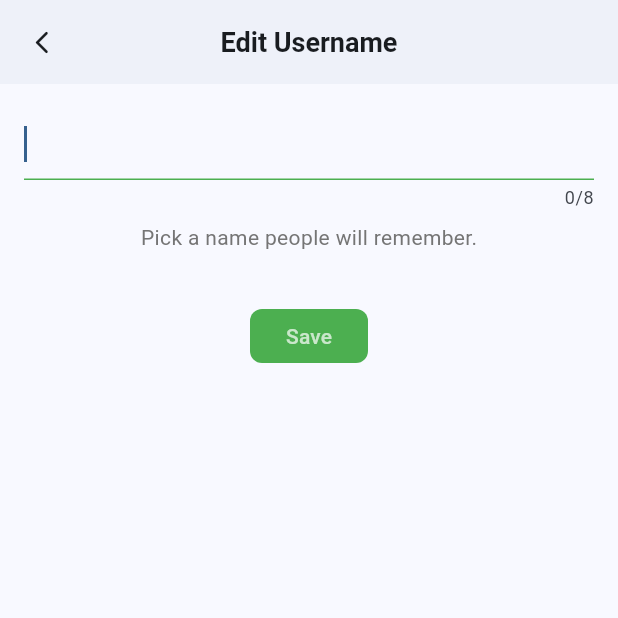
After one commit to mrtew/wesell, a Flutter app: the EditUsernameScreen screen opened by its route, on a phone screen of 412 x 824 dp, the top half of it. The commit adds this screen. Run offline on Flutter 3.47's test engine with Material 3 defaults, Android fonts, the phone set to English and light mode, and no system bars; our stand-ins replace cloud_firestore, firebase_auth, firebase_core, flutter_riverpod, go_router; accounts and stored records are empty; network calls fail.

Commit message:
feat: edit username

```diff
--- a/lib/providers/user_provider.dart
+++ b/lib/providers/user_provider.dart
@@ -1,5 +1,5 @@
 import 'package:flutter_riverpod/flutter_riverpod.dart';
-import '../models/user_model.dart';
+// import 'package:wesell/models/user_model.dart';
 import '../controllers/user_controller.dart';
 import 'auth_provider.dart';
 
@@ -9,7 +9,8 @@ final userControllerProvider = Provider<UserController>((ref) {
 });
 
 // Provider for the current user data
-final currentUserProvider = FutureProvider<UserModel?>((ref) async {
+// final currentUserProvider = FutureProvider<UserModel?>((ref) async {
+final currentUserProvider = FutureProvider.autoDispose<dynamic>((ref) async {
   final authState = ref.watch(authUserProvider);
   final userController = ref.watch(userControllerProvider);
 
--- a/lib/routes/app_router.dart
+++ b/lib/routes/app_router.dart
@@ -5,6 +5,7 @@ import '../views/auth/login_screen.dart';
 import '../views/home/home_screen.dart';
 import '../views/item/item_screen.dart';
 import '../views/chat/chat_screen.dart';
+import '../views/me/edit_username.dart';
 import '../views/me/me_screen.dart';
 import '../providers/auth_provider.dart';
 import '../providers/navigation_provider.dart';
@@ -99,6 +100,13 @@ final routerProvider = Provider<GoRouter>((ref) {
         },
       ),
       GoRoute(
+        path: '/edit_username',
+        name: 'edit_username',
+        pageBuilder: (context, state) {
+          return MaterialPage(child: const EditUsernameScreen());
+        },
+      ),
+      GoRoute(
         path: '/setting',
         name: 'setting',
         pageBuilder: (context, state) {
--- /dev/null
+++ b/lib/views/me/edit_username.dart
@@ -0,0 +1,161 @@
+import 'package:flutter/material.dart';
+import 'package:flutter_riverpod/flutter_riverpod.dart';
+import 'package:go_router/go_router.dart';
+import '../../providers/user_provider.dart';
+// import '../../controllers/user_controller.dart';
+import 'package:cloud_firestore/cloud_firestore.dart';
+
+import '../../widgets/app_bar_widget.dart';
+
+class EditUsernameScreen extends ConsumerStatefulWidget {
+  const EditUsernameScreen({super.key});
+
+  @override
+  ConsumerState<EditUsernameScreen> createState() => _EditUsernameScreenState();
+}
+
+class _EditUsernameScreenState extends ConsumerState<EditUsernameScreen> {
+  late TextEditingController _usernameController;
+  bool _isValid = false;
+  bool _isLoading = false;
+
+  @override
+  void initState() {
+    super.initState();
+    _usernameController = TextEditingController();
+    _usernameController.addListener(_validateUsername);
+
+    // Initialize with current username
+    Future.microtask(() {
+      final userState = ref.read(currentUserProvider);
+      userState.whenData((user) {
+        if (user != null) {
+          _usernameController.text = user.username;
+          _validateUsername();
+        }
+      });
+    });
+  }
+
+  @override
+  void dispose() {
+    _usernameController.dispose();
+    super.dispose();
+  }
+
+  void _validateUsername() {
+    final username = _usernameController.text;
+    setState(() {
+      _isValid = username.isNotEmpty && username.length <= 8;
+    });
+  }
+
+  Future<void> _saveUsername() async {
+    if (!_isValid) return;
+
+    setState(() {
+      _isLoading = true;
+    });
+
+    try {
+      final userState = ref.read(currentUserProvider);
+
+      userState.whenData((user) async {
+        if (user != null) {
+          final userController = ref.read(userControllerProvider);
+          final updatedUser = user.copyWith(
+            username: _usernameController.text,
+            updatedAt: Timestamp.now(),
+          );
+
+          await userController.updateUser(updatedUser);
+
+          // Refresh user data
+          await Future.microtask(() => ref.refresh(currentUserProvider));
+          await Future.delayed(Duration(seconds: 1));
+          if (mounted) {
+            // Go back to previous screen
+            context.pop();
+          }
+        }
+      });
+    } catch (error) {
+      // ScaffoldMessenger.of(context).showSnackBar(
+      //   SnackBar(content: Text('Error saving username: $error')),
+      // );
+    } finally {
+      if (mounted) {
+        setState(() {
+          _isLoading = false;
+        });
+      }
+    }
+  }
+
+  @override
+  Widget build(BuildContext context) {
+    return Scaffold(
+      appBar: const AppBarWidget(
+        title: 'Edit Username',
+        showBackButton: true,
+      ),
+      body: Padding(
+        padding: const EdgeInsets.all(16.0),
+        child: Column(
+          // crossAxisAlignment: CrossAxisAlignment.start,
+          children: [
+            TextField(
+              controller: _usernameController,
+              decoration: InputDecoration(
+                // hintText: 'Enter a username...',
+                border: const UnderlineInputBorder(),
+                focusedBorder: const UnderlineInputBorder(
+                  borderSide: BorderSide(color: Colors.green),
+                ),
+                errorText: _usernameController.text.isNotEmpty && !_isValid
+                    ? 'Username must be 1-8 characters'
+                    : null,
+              ),
+              maxLength: 8,
+              style: const TextStyle(fontSize: 16),
+              autofocus: true,
+            ),
+            const SizedBox(height: 8),
+            Text(
+              'Pick a name people will remember.',
+              style: TextStyle(
+                color: Colors.grey[600],
+                fontSize: 14,
+              ),
+            ),
+            const SizedBox(height: 32),
+            ElevatedButton(
+              onPressed: _isValid && !_isLoading ? _saveUsername : null,
+              style: ElevatedButton.styleFrom(
+                backgroundColor: Colors.green,
+                foregroundColor: Colors.white,
+                disabledBackgroundColor: Colors.green,
+                disabledForegroundColor: Colors.white70,
+                shape: RoundedRectangleBorder(
+                  borderRadius: BorderRadius.circular(8),
+                ),
+                minimumSize: const Size(60, 36),
+                // padding: const EdgeInsets.symmetric(horizontal: 16),
+              ),
+              child: _isLoading
+                ? const SizedBox(
+                    width: 16,
+                    height: 16,
+                    child: CircularProgressIndicator(
+                      color: Colors.white,
+                      strokeWidth: 2,
+                    ),
+                  )
+                : const Text('Save'),
+            ),
+          ],
+        ),
+      ),
+    );
+  }
+}
--- a/lib/views/me/profile_screen.dart
+++ b/lib/views/me/profile_screen.dart
@@ -1,8 +1,8 @@
 import 'package:flutter/material.dart';
 import 'package:flutter_riverpod/flutter_riverpod.dart';
+import 'package:go_router/go_router.dart';
 import '../../widgets/app_bar_widget.dart';
 import '../../providers/user_provider.dart';
-import '../../models/user_model.dart';
 
 class ProfileScreen extends ConsumerStatefulWidget {
   const ProfileScreen({super.key});
@@ -16,15 +16,8 @@ class _ProfileScreenState extends ConsumerState<ProfileScreen> {
   @override
   void initState() {
     super.initState();
-    // ref.watch(currentUserProvider);
-    // Add any initialization logic here
+    // Future.microtask(() => ref.refresh(currentUserProvider));
   }
-  // provider
-  // edit photo
-  // edit name
-  // address
-  // phone
-  // identity
 
   @override
   Widget build(BuildContext context) {
@@ -37,10 +30,6 @@ class _ProfileScreenState extends ConsumerState<ProfileScreen> {
         loading: () => const Center(child: CircularProgressIndicator()),
         error: (error, stackTrace) => Center(child: Text('Error: $error')),
         data: (user) {
-          // Default values if user or specific fields are null
-          final String username = user?.username ?? '';
-          final String avatar = user?.avatar ?? 'assets/images/default_avatar_1024x1024.png';
-
           return SingleChildScrollView(
             child: Column(
               children: [
@@ -60,9 +49,9 @@ class _ProfileScreenState extends ConsumerState<ProfileScreen> {
                       // User avatar
                       ClipRRect(
                         borderRadius: BorderRadius.circular(4),
-                        child: avatar != ''
+                        child: user?.avatar != ''
                             ? Image.network(
-                                avatar,
+                                user?.avatar ?? '',
                                 width: 40,
                                 height: 40,
                                 fit: BoxFit.cover,
@@ -88,7 +77,7 @@ class _ProfileScreenState extends ConsumerState<ProfileScreen> {
                   ),
                   contentPadding: const EdgeInsets.symmetric(horizontal: 20),
                   onTap: () {
-                    // GoRouter.of(context).push('/profile');
+                    // GoRouter.of(context).push('/edit_avatar');
                   },
                   tileColor: Colors.white,
                 ),
@@ -102,13 +91,13 @@ class _ProfileScreenState extends ConsumerState<ProfileScreen> {
 
                 // Name Section
                 ListTile(
-                  title: const Text('Name'),
+                  title: const Text('Username'),
                   trailing: Row(
                     mainAxisSize: MainAxisSize.min,
                     children: [
                       // User name
                       Text(
-                        username,
+                        user?.username,
                         style: TextStyle(
                           fontSize: 16,
                           color: Colors.grey[400],
@@ -120,7 +109,7 @@ class _ProfileScreenState extends ConsumerState<ProfileScreen> {
                   ),
                   contentPadding: const EdgeInsets.symmetric(horizontal: 20),
                   onTap: () {
-                    // GoRouter.of(context).push('/profile');
+                    GoRouter.of(context).push('/edit_username');
                   },
                   tileColor: Colors.white,
                 ),
```
